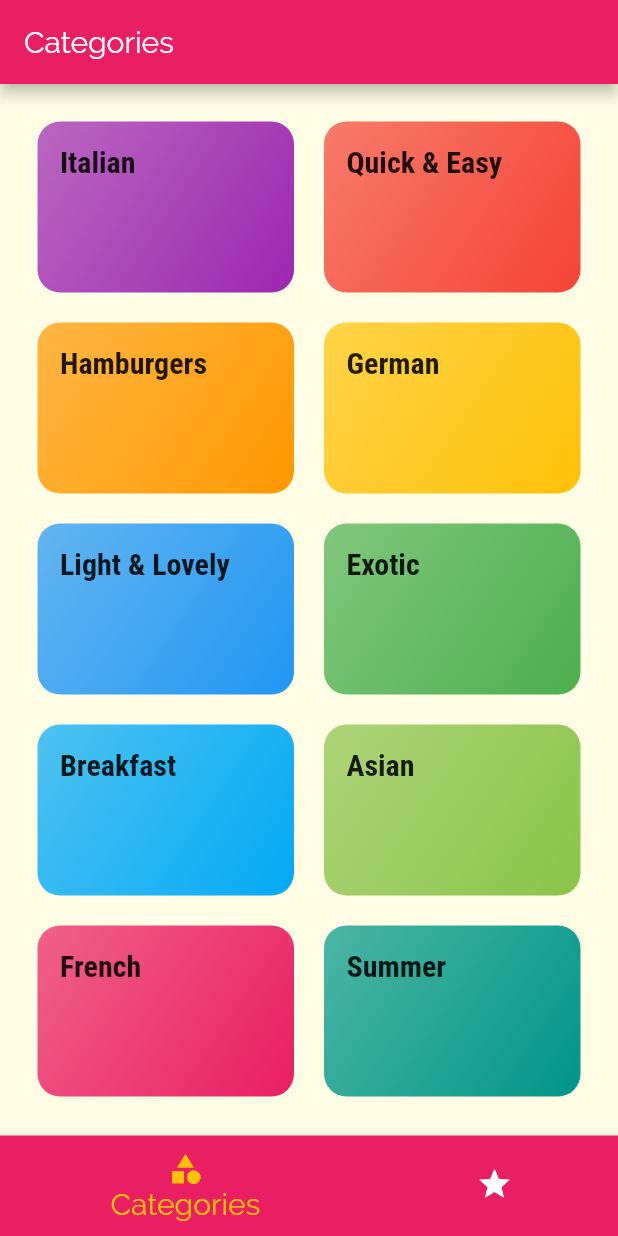
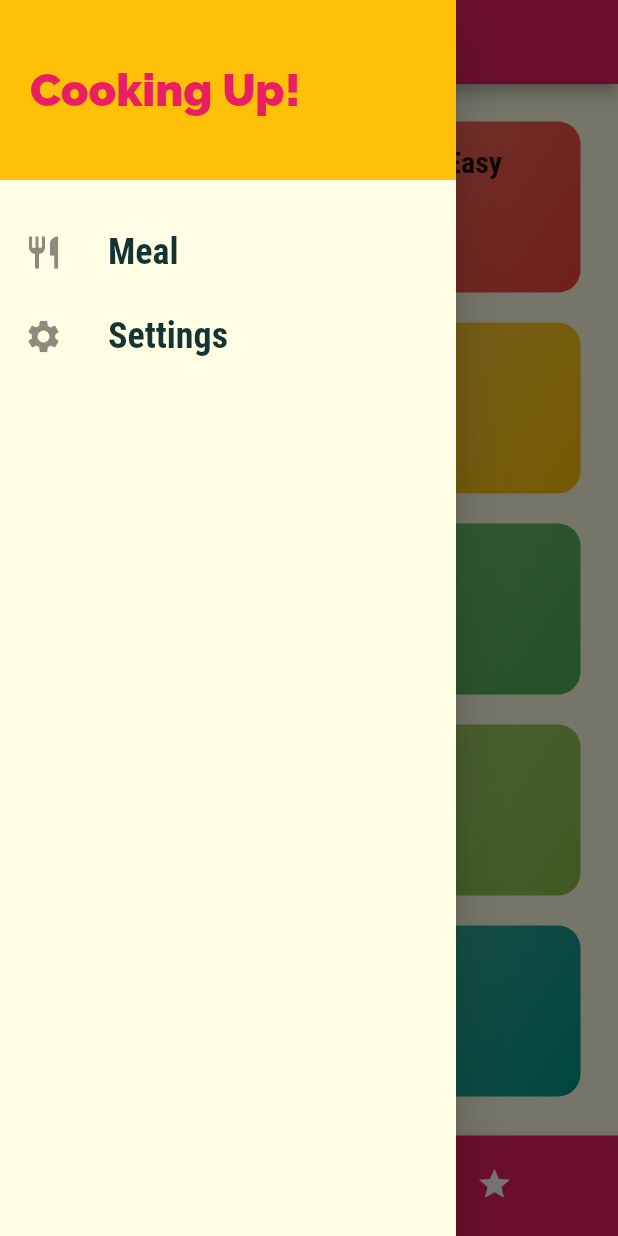
Before and after one commit to Daniel-Sogbey/flutter_mla_app-flutter-series-3-, a Flutter app: the screen it shows after launch, with the side drawer open (before the commit the screen has no drawer), on a phone screen of 412 x 824 dp. Run offline on Flutter 3.47's test engine with Material 2 defaults, Android fonts, the phone set to English and light mode, and no system bars.

Commit message:
added a drawer

```diff
--- a/lib/screens/tabs_screen.dart
+++ b/lib/screens/tabs_screen.dart
@@ -1,5 +1,6 @@
 import 'package:flutter/material.dart';
 
+import '../widgets/main_drawer.dart';
 import 'categories_screen.dart';
 import 'favorites_screen.dart';
 
@@ -34,6 +35,7 @@ class _TabsScreenState extends State<TabsScreen> {
       appBar: AppBar(
         title: Text(_pages[_selectedPageIndex]['title']),
       ),
+      drawer: MainDrawer(),
       body: _pages[_selectedPageIndex]['page'],
       bottomNavigationBar: BottomNavigationBar(
         onTap: _selectPage,
--- /dev/null
+++ b/lib/widgets/main_drawer.dart
@@ -0,0 +1,61 @@
+import 'package:flutter/material.dart';
+
+class MainDrawer extends StatelessWidget {
+  Widget _buildDrawerLink(String text, Function onTapHandler, IconData icon) {
+    return ListTile(
+      leading: Icon(
+        icon,
+        size: 26.0,
+      ),
+      title: Text(
+        text,
+        style: TextStyle(
+          fontFamily: 'RobotoCondensed',
+          fontSize: 24.0,
+          fontWeight: FontWeight.bold,
+        ),
+      ),
+      onTap: onTapHandler,
+    );
+  }
+
+  @override
+  Widget build(BuildContext context) {
+    return Drawer(
+      child: Column(
+        children: <Widget>[
+          Container(
+            height: 120.0,
+            width: double.infinity,
+            padding: EdgeInsets.all(20.0),
+            alignment: Alignment.centerLeft,
+            color: Theme.of(context).accentColor,
+            child: Text(
+              "Cooking Up!",
+              style: TextStyle(
+                fontWeight: FontWeight.w900,
+                fontSize: 30.0,
+                color: Theme.of(context).primaryColor,
+              ),
+            ),
+          ),
+          SizedBox(
+            height: 20.0,
+          ),
+          _buildDrawerLink(
+            'Meal',
+            () {
+              Navigator.of(context).pushNamed('/');
+            },
+            Icons.restaurant,
+          ),
+          _buildDrawerLink(
+            'Settings',
+            () {},
+            Icons.settings,
+          ),
+        ],
+      ),
+    );
+  }
+}
```
